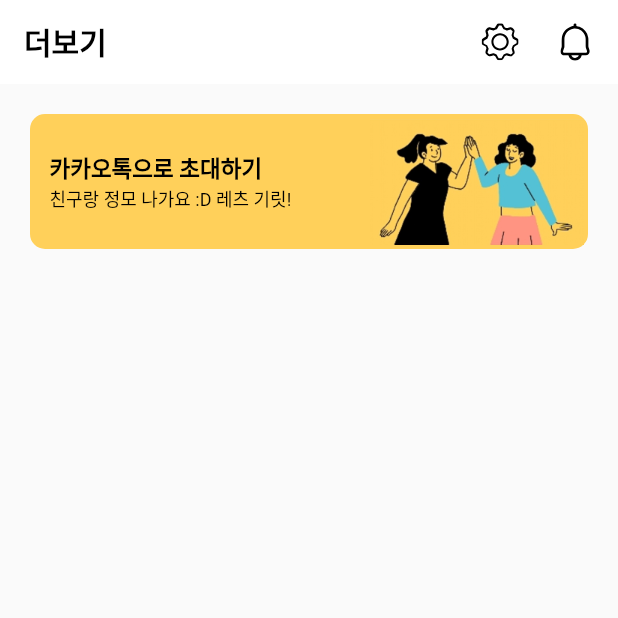
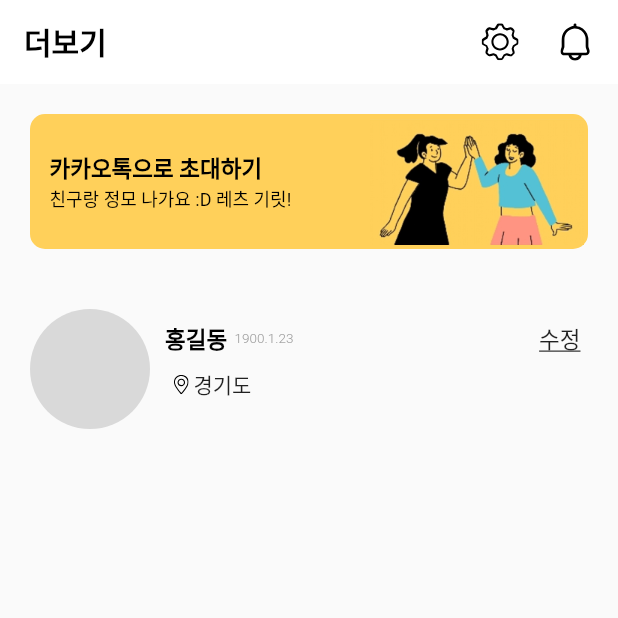
Before and after one commit to tkbro/flutter_ex1, a Flutter app: the screen it shows after launch, on a phone screen of 412 x 824 dp, the top half of it. Run offline on Flutter 3.47's test engine with Material 2 defaults, Android fonts, the phone set to English and light mode, and no system bars; our stand-ins replace flutter_svg.

Commit message:
Add profile panel

```diff
--- a/lib/main.dart
+++ b/lib/main.dart
@@ -1,4 +1,5 @@
 import 'package:flutter/material.dart';
+import 'package:flutter/widgets.dart';
 import 'package:flutter_svg/flutter_svg.dart';
 
 void main() {
@@ -44,6 +45,7 @@ class _MyHomePageState extends State<MyHomePage> {
       body: Column(
         children:[
           buildKakaoInvitePanel(),
+          buildProfilePanel()
         ],
       )
     );
@@ -85,7 +87,7 @@ class _MyHomePageState extends State<MyHomePage> {
               children: [
                 Row(
                   children: [
-                    SizedBox(width: 10),
+                    const SizedBox(width: 10),
                     Column(
                       crossAxisAlignment: CrossAxisAlignment.start,
                       children: const [
@@ -100,4 +102,49 @@ class _MyHomePageState extends State<MyHomePage> {
               ])
           );
   }
+
+  Widget buildProfilePanel() {
+    return Container(
+      margin: const EdgeInsets.all(20),
+      child: Row(
+        children: [
+          SvgPicture.asset('assets/images/Ellipse 5.svg', width: 80, height: 80,),
+          Column(
+            children: [
+              Container(
+                margin: const EdgeInsets.only(left: 10),
+                height: 40,
+                child: Row(
+                  children: const [
+                    Text('홍길동', style: TextStyle(color: Colors.black, fontSize: 15, fontWeight: FontWeight.bold), textAlign: TextAlign.start),
+                    SizedBox(width: 5),
+                    Text('1900.1.23', style: TextStyle(color: Colors.grey, fontSize: 9, fontWeight: FontWeight.w300),)
+                  ])
+              ),
+              Container(
+                height: 40,
+                alignment: Alignment.topLeft,
+                child: Row(
+                  children: [
+                    SvgPicture.asset('assets/images/ic_point.svg', width: 10, height: 20,),
+                    const SizedBox(width: 3,),
+                    const Text('경기도'),
+                    const SizedBox(width: 12)
+                  ]),
+              )
+            ],
+          ),
+          Expanded(child: Container()),
+          Column(children: [
+            Container(
+              margin: const EdgeInsets.only(right: 5),
+              alignment: Alignment.center,
+              height: 40,
+              child: const Text('수정', style: TextStyle(fontSize: 15, decoration: TextDecoration.underline))
+            ),
+            const SizedBox(height: 40)
+          ])
+        ]),
+    );
+  }
 }
```
